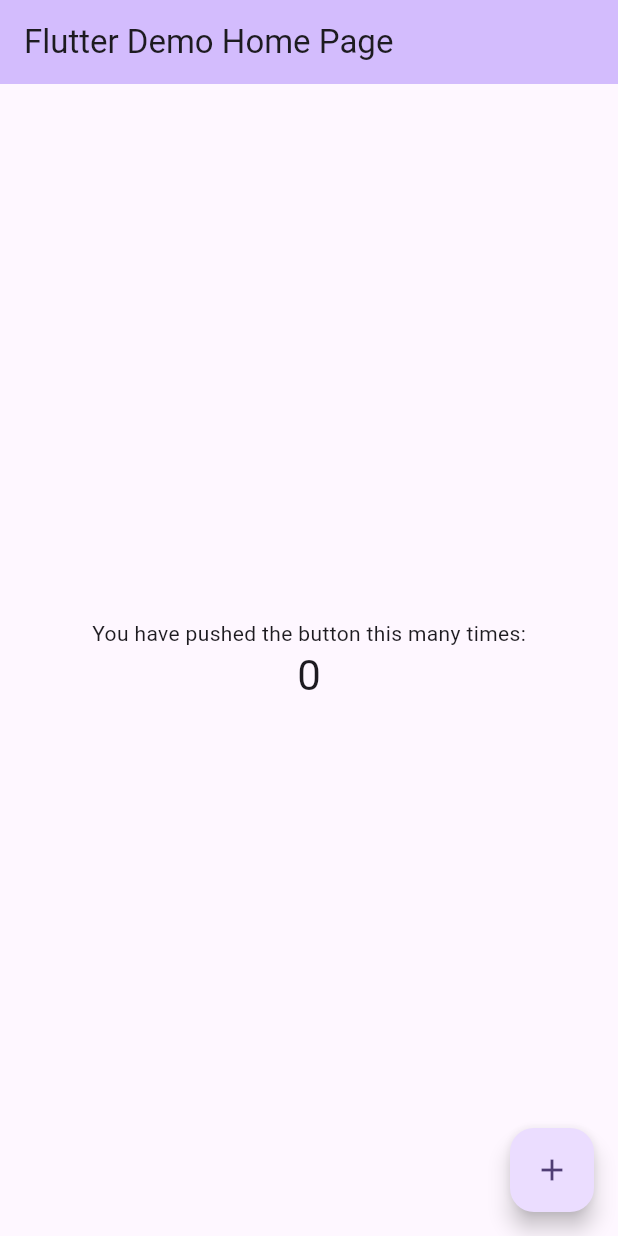
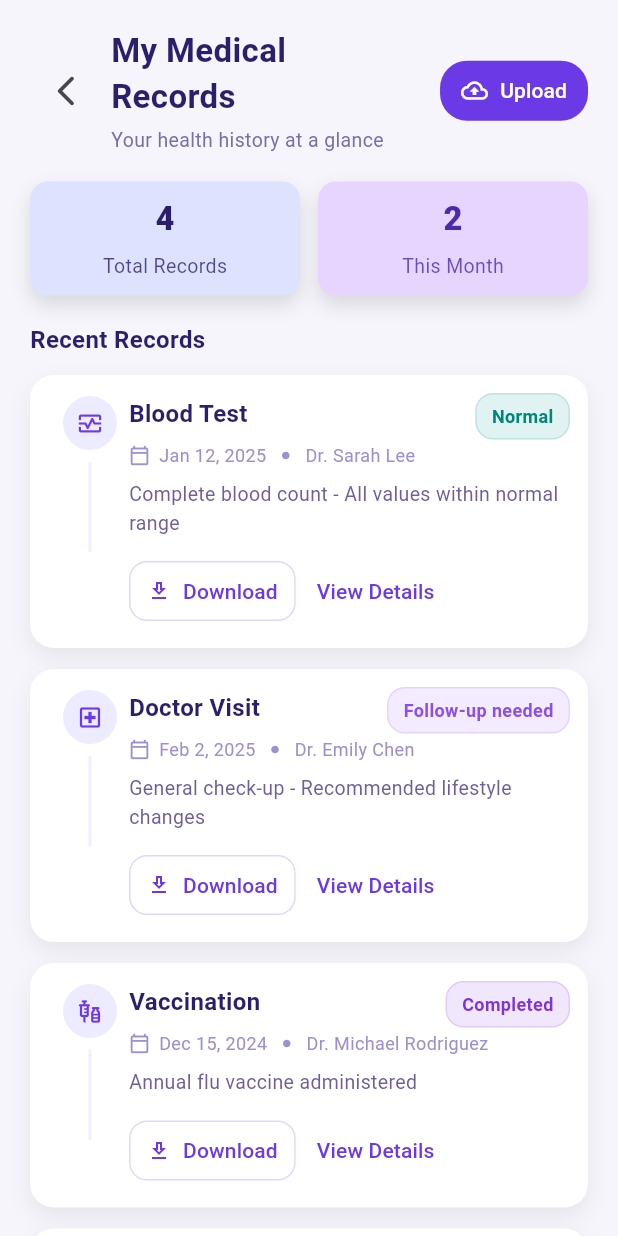
Before and after one commit to Mohamed8Zanaty/Last-Minute-App, a Flutter app: the screen it shows after launch, on a phone screen of 412 x 824 dp. Run offline on Flutter 3.47's test engine with Material 3 defaults, Android fonts, the light colour scheme and no system bars.

Commit message:
create medical records screen

```diff
--- a/lib/main.dart
+++ b/lib/main.dart
@@ -1,122 +1,16 @@
 import 'package:flutter/material.dart';
+import 'screens/medical_records_page.dart';
 
-void main() {
-  runApp(const MyApp());
-}
+void main() => runApp(const MyApp());
 
 class MyApp extends StatelessWidget {
   const MyApp({super.key});
 
-  // This widget is the root of your application.
   @override
   Widget build(BuildContext context) {
     return MaterialApp(
-      title: 'Flutter Demo',
-      theme: ThemeData(
-        // This is the theme of your application.
-        //
-        // TRY THIS: Try running your application with "flutter run". You'll see
-        // the application has a purple toolbar. Then, without quitting the app,
-        // try changing the seedColor in the colorScheme below to Colors.green
-        // and then invoke "hot reload" (save your changes or press the "hot
-        // reload" button in a Flutter-supported IDE, or press "r" if you used
-        // the command line to start the app).
-        //
-        // Notice that the counter didn't reset back to zero; the application
-        // state is not lost during the reload. To reset the state, use hot
-        // restart instead.
-        //
-        // This works for code too, not just values: Most code changes can be
-        // tested with just a hot reload.
-        colorScheme: ColorScheme.fromSeed(seedColor: Colors.deepPurple),
-      ),
-      home: const MyHomePage(title: 'Flutter Demo Home Page'),
+      debugShowCheckedModeBanner: false,
+      home: const MedicalRecordsPage(),
     );
   }
 }
-
-class MyHomePage extends StatefulWidget {
-  const MyHomePage({super.key, required this.title});
-
-  // This widget is the home page of your application. It is stateful, meaning
-  // that it has a State object (defined below) that contains fields that affect
-  // how it looks.
-
-  // This class is the configuration for the state. It holds the values (in this
-  // case the title) provided by the parent (in this case the App widget) and
-  // used by the build method of the State. Fields in a Widget subclass are
-  // always marked "final".
-
-  final String title;
-
-  @override
-  State<MyHomePage> createState() => _MyHomePageState();
-}
-
-class _MyHomePageState extends State<MyHomePage> {
-  int _counter = 0;
-
-  void _incrementCounter() {
-    setState(() {
-      // This call to setState tells the Flutter framework that something has
-      // changed in this State, which causes it to rerun the build method below
-      // so that the display can reflect the updated values. If we changed
-      // _counter without calling setState(), then the build method would not be
-      // called again, and so nothing would appear to happen.
-      _counter++;
-    });
-  }
-
-  @override
-  Widget build(BuildContext context) {
-    // This method is rerun every time setState is called, for instance as done
-    // by the _incrementCounter method above.
-    //
-    // The Flutter framework has been optimized to make rerunning build methods
-    // fast, so that you can just rebuild anything that needs updating rather
-    // than having to individually change instances of widgets.
-    return Scaffold(
-      appBar: AppBar(
-        // TRY THIS: Try changing the color here to a specific color (to
-        // Colors.amber, perhaps?) and trigger a hot reload to see the AppBar
-        // change color while the other colors stay the same.
-        backgroundColor: Theme.of(context).colorScheme.inversePrimary,
-        // Here we take the value from the MyHomePage object that was created by
-        // the App.build method, and use it to set our appbar title.
-        title: Text(widget.title),
-      ),
-      body: Center(
-        // Center is a layout widget. It takes a single child and positions it
-        // in the middle of the parent.
-        child: Column(
-          // Column is also a layout widget. It takes a list of children and
-          // arranges them vertically. By default, it sizes itself to fit its
-          // children horizontally, and tries to be as tall as its parent.
-          //
-          // Column has various properties to control how it sizes itself and
-          // how it positions its children. Here we use mainAxisAlignment to
-          // center the children vertically; the main axis here is the vertical
-          // axis because Columns are vertical (the cross axis would be
-          // horizontal).
-          //
-          // TRY THIS: Invoke "debug painting" (choose the "Toggle Debug Paint"
-          // action in the IDE, or press "p" in the console), to see the
-          // wireframe for each widget.
-          mainAxisAlignment: MainAxisAlignment.center,
-          children: <Widget>[
-            const Text('You have pushed the button this many times:'),
-            Text(
-              '$_counter',
-              style: Theme.of(context).textTheme.headlineMedium,
-            ),
-          ],
-        ),
-      ),
-      floatingActionButton: FloatingActionButton(
-        onPressed: _incrementCounter,
-        tooltip: 'Increment',
-        child: const Icon(Icons.add),
-      ), // This trailing comma makes auto-formatting nicer for build methods.
-    );
-  }
-}
--- /dev/null
+++ b/lib/screens/medical_records_page.dart
@@ -0,0 +1,490 @@
+// lib/medical_records_page.dart
+// This is a single-file Flutter page widget for the "My Medical Records" UI.
+// Save this file as lib/medical_records_page.dart and import it from main.dart.
+
+import 'package:flutter/material.dart';
+
+class MedicalRecordsPage extends StatelessWidget {
+  const MedicalRecordsPage({super.key});
+
+  final Color _primary = const Color(0xFF6C39E6);
+
+  @override
+  Widget build(BuildContext context) {
+    return Scaffold(
+      backgroundColor: const Color(0xFFF6F5FB),
+      body: SafeArea(
+        child: SingleChildScrollView(
+          padding: const EdgeInsets.symmetric(horizontal: 20, vertical: 18),
+          child: Column(
+            crossAxisAlignment: CrossAxisAlignment.start,
+            children: [
+              // Header row
+              Row(
+                crossAxisAlignment: CrossAxisAlignment.center,
+                children: [
+                  IconButton(
+                    icon: const Icon(Icons.arrow_back_ios_new_rounded),
+                    onPressed: () {},
+                  ),
+                  const SizedBox(width: 6),
+                  Expanded(
+                    child: Column(
+                      crossAxisAlignment: CrossAxisAlignment.start,
+                      children: const [
+                        Text(
+                          'My Medical\nRecords',
+                          style: TextStyle(
+                            fontSize: 22,
+                            fontWeight: FontWeight.w700,
+                            color: Color(0xFF2B1E6B),
+                          ),
+                        ),
+                        SizedBox(height: 4),
+                        Text(
+                          'Your health history at a glance',
+                          style: TextStyle(
+                            fontSize: 13,
+                            color: Color(0xFF7B6FA8),
+                          ),
+                        ),
+                      ],
+                    ),
+                  ),
+                  ElevatedButton.icon(
+                    onPressed: () {},
+                    icon: const Icon(Icons.cloud_upload_outlined, size: 18),
+                    label: const Text('Upload'),
+                    style: ElevatedButton.styleFrom(
+                      elevation: 0,
+                      padding: const EdgeInsets.symmetric(horizontal: 14, vertical: 10),
+                      backgroundColor: Color(0xFF6C39E6),
+                      foregroundColor: Colors.white,
+                      shape: RoundedRectangleBorder(
+                        borderRadius: BorderRadius.circular(18),
+                      ),
+                    ),
+                  ),
+                ],
+              ),
+              const SizedBox(height: 18),
+
+              // Stat boxes
+              Row(
+                children: [
+                  Expanded(
+                    child: _StatBox(
+                      value: '4',
+                      label: 'Total Records',
+                      color: const Color(0xFFDDE3FF),
+                      textColor: const Color(0xFF2B1E6B),
+                    ),
+                  ),
+                  const SizedBox(width: 12),
+                  Expanded(
+                    child: _StatBox(
+                      value: '2',
+                      label: 'This Month',
+                      color: const Color(0xFFE7D5FF),
+                      textColor: const Color(0xFF4A2BAC),
+                    ),
+                  ),
+                ],
+              ),
+
+              const SizedBox(height: 18),
+
+              const Text(
+                'Recent Records',
+                style: TextStyle(
+                  fontSize: 16,
+                  fontWeight: FontWeight.w700,
+                  color: Color(0xFF2B1E6B),
+                ),
+              ),
+
+              const SizedBox(height: 12),
+
+              // Cards list
+              Column(
+                children: const [
+                  MedicalRecordCard(
+                    title: 'Blood Test',
+                    date: 'Jan 12, 2025',
+                    doctor: 'Dr. Sarah Lee',
+                    note: 'Complete blood count - All values within normal range',
+                    statusText: 'Normal',
+                    statusColor: Colors.teal,
+                  ),
+                  SizedBox(height: 14),
+                  MedicalRecordCard(
+                    title: 'Doctor Visit',
+                    date: 'Feb 2, 2025',
+                    doctor: 'Dr. Emily Chen',
+                    note: 'General check-up - Recommended lifestyle changes',
+                    statusText: 'Follow-up needed',
+                    statusColor: Color(0xFF9B59FF),
+                  ),
+                  SizedBox(height: 14),
+                  MedicalRecordCard(
+                    title: 'Vaccination',
+                    date: 'Dec 15, 2024',
+                    doctor: 'Dr. Michael Rodriguez',
+                    note: 'Annual flu vaccine administered',
+                    statusText: 'Completed',
+                    statusColor: Color(0xFF8F3AED),
+                  ),
+                  SizedBox(height: 14),
+                  MedicalRecordCard(
+                    title: 'X-Ray Chest',
+                    date: 'Nov 28, 2024',
+                    doctor: 'Dr. Omar Hassan',
+                    note: 'Chest X-ray - No abnormalities detected',
+                    statusText: 'Normal',
+                    statusColor: Colors.teal,
+                  ),
+                ],
+              ),
+
+              const SizedBox(height: 22),
+
+              // Emergency Access card
+              Container(
+                width: double.infinity,
+                padding: const EdgeInsets.symmetric(horizontal: 16, vertical: 18),
+                decoration: BoxDecoration(
+                  color: _primary,
+                  borderRadius: BorderRadius.circular(16),
+                  boxShadow: [
+                    BoxShadow(
+                      color: _primary.withOpacity(0.25),
+                      blurRadius: 16,
+                      offset: const Offset(0, 8),
+                    )
+                  ],
+                ),
+                child: Row(
+                  children: [
+                    Container(
+                      padding: const EdgeInsets.all(10),
+                      decoration: BoxDecoration(
+                        color: Colors.white.withOpacity(0.12),
+                        borderRadius: BorderRadius.circular(12),
+                      ),
+                      child: const Icon(
+                        Icons.description_outlined,
+                        size: 28,
+                        color: Colors.white,
+                      ),
+                    ),
+                    const SizedBox(width: 12),
+                    Expanded(
+                      child: Column(
+                        crossAxisAlignment: CrossAxisAlignment.start,
+                        children: const [
+                          Text(
+                            'Emergency Access',
+                            style: TextStyle(
+                              color: Colors.white,
+                              fontWeight: FontWeight.w700,
+                              fontSize: 16,
+                            ),
+                          ),
+                          SizedBox(height: 4),
+                          Text(
+                            'Quick access to critical medical information',
+                            style: TextStyle(
+                              color: Colors.white70,
+                              fontSize: 13,
+                            ),
+                          ),
+                        ],
+                      ),
+                    ),
+                    ElevatedButton(
+                      onPressed: () {},
+                      style: ElevatedButton.styleFrom(
+                        backgroundColor: Colors.white,
+                        foregroundColor: _primary,
+                        elevation: 0,
+                        shape: RoundedRectangleBorder(borderRadius: BorderRadius.circular(12)),
+                      ),
+                      child: const Text('Access'),
+                    )
+                  ],
+                ),
+              ),
+
+              const SizedBox(height: 22),
+            ],
+          ),
+        ),
+      ),
+    );
+  }
+}
+
+class _StatBox extends StatelessWidget {
+  final String value;
+  final String label;
+  final Color color;
+  final Color textColor;
+
+  const _StatBox({
+    Key? key,
+    required this.value,
+    required this.label,
+    required this.color,
+    required this.textColor,
+  }) : super(key: key);
+
+  @override
+  Widget build(BuildContext context) {
+    // small fixed height to avoid tiny overflows; adjust if needed
+    return Container(
+      height: 76,
+      padding: const EdgeInsets.symmetric(horizontal: 14, vertical: 10),
+      decoration: BoxDecoration(
+        color: color,
+        borderRadius: BorderRadius.circular(12),
+        boxShadow: const [
+          BoxShadow(
+            color: Colors.black12,
+            offset: Offset(0, 6),
+            blurRadius: 10,
+          )
+        ],
+      ),
+      child: Column(
+        crossAxisAlignment: CrossAxisAlignment.center,
+        children: [
+          // make the big number scale down instead of overflowing
+          Expanded(
+            child: Align(
+              alignment: Alignment.center,
+              child: FittedBox(
+                fit: BoxFit.scaleDown,
+                alignment: Alignment.centerLeft,
+                child: Text(
+                  value,
+                  style: TextStyle(
+                    color: textColor,
+                    fontSize: 26,
+                    fontWeight: FontWeight.w800,
+                  ),
+                ),
+              ),
+            ),
+          ),
+          const SizedBox(height: 6),
+          Text(
+            label,
+            maxLines: 2,
+            overflow: TextOverflow.ellipsis,
+            style: TextStyle(
+              color: textColor.withOpacity(0.8),
+              fontSize: 13,
+            ),
+          ),
+        ],
+      ),
+    );
+  }
+}
+
+class MedicalRecordCard extends StatelessWidget {
+  final String title;
+  final String date;
+  final String doctor;
+  final String note;
+  final String statusText;
+  final Color statusColor;
+
+  const MedicalRecordCard({
+    Key? key,
+    required this.title,
+    required this.date,
+    required this.doctor,
+    required this.note,
+    required this.statusText,
+    required this.statusColor,
+  }) : super(key: key);
+
+  @override
+  Widget build(BuildContext context) {
+    final primary = const Color(0xFF6C39E6);
+    return Container(
+      decoration: BoxDecoration(
+        color: Colors.white,
+        borderRadius: BorderRadius.circular(16),
+        boxShadow: const [
+          BoxShadow(color: Color(0x11000000), blurRadius: 12, offset: Offset(0, 6))
+        ],
+      ),
+      child: Stack(
+        children: [
+          Padding(
+            padding: const EdgeInsets.fromLTRB(14, 14, 14, 14),
+            child: Row(
+              crossAxisAlignment: CrossAxisAlignment.start,
+              children: [
+                // Left timeline icon + line
+                SizedBox(
+                  width: 52,
+                  child: Column(
+                    children: [
+                      CircleAvatar(
+                        radius: 18,
+                        backgroundColor: const Color(0xFFEDEBFF),
+                        child: Icon(
+                          _iconForTitle(title),
+                          color: const Color(0xFF6C39E6),
+                          size: 18,
+                        ),
+                      ),
+                      const SizedBox(height: 8),
+                      Container(
+                        width: 2,
+                        height: 60,
+                        color: const Color(0xFFF0EFFF),
+                      )
+                    ],
+                  ),
+                ),
+
+                // Content
+                Expanded(
+                  child: Column(
+                    crossAxisAlignment: CrossAxisAlignment.start,
+                    children: [
+                      Row(
+                        children: [
+                          Expanded(
+                            child: Text(title,
+                                style: const TextStyle(
+                                    fontSize: 16,
+                                    fontWeight: FontWeight.w700,
+                                    color: Color(0xFF2B1E6B))),
+                          ),
+                          const SizedBox(width: 8),
+                        ],
+                      ),
+                      const SizedBox(height: 8),
+                      Row(
+                        children: [
+                          const Icon(Icons.calendar_today_outlined, size: 14, color: Color(0xFF9E8FCF)),
+                          const SizedBox(width: 6),
+                          Text(date, style: const TextStyle(color: Color(0xFF9E8FCF), fontSize: 12)),
+                          const SizedBox(width: 10),
+                          const Icon(Icons.circle, size: 6, color: Color(0xFF9E8FCF)),
+                          const SizedBox(width: 10),
+                          Expanded(
+                            child: Text(doctor, style: const TextStyle(color: Color(0xFF9E8FCF), fontSize: 12)),
+                          ),
+                        ],
+                      ),
+                      const SizedBox(height: 8),
+                      Text(note, style: const TextStyle(fontSize: 13, color: Color(0xFF6F5E9B))),
+                      const SizedBox(height: 12),
+                      Row(
+                        children: [
+                          OutlinedButton.icon(
+                            onPressed: () {},
+                            icon: const Icon(Icons.download_outlined, size: 16),
+                            label: const Text('Download'),
+                            style: OutlinedButton.styleFrom(
+                              padding: const EdgeInsets.symmetric(horizontal: 12, vertical: 8),
+                              shape: RoundedRectangleBorder(borderRadius: BorderRadius.circular(12)),
+                              foregroundColor: primary,
+                              side: BorderSide(color: primary.withOpacity(0.2)),
+                            ),
+                          ),
+                          const SizedBox(width: 8),
+                          TextButton(
+                            onPressed: () {},
+                            child: const Text('View Details'),
+                            style: TextButton.styleFrom(
+                              foregroundColor: Color(0xFF6C39E6),
+                              padding: const EdgeInsets.symmetric(horizontal: 6),
+                            ),
+                          )
+                        ],
+                      ),
+                    ],
+                  ),
+                ),
+              ],
+            ),
+          ),
+
+          // Status chip top-right
+          Positioned(
+            right: 12,
+            top: 12,
+            child: Container(
+              padding: const EdgeInsets.symmetric(horizontal: 10, vertical: 6),
+              decoration: BoxDecoration(
+                color: statusColor.withOpacity(0.12),
+                borderRadius: BorderRadius.circular(12),
+                border: Border.all(color: statusColor.withOpacity(0.16)),
+              ),
+              child: Text(
+                statusText,
+                style: TextStyle(
+                  color: statusColor.darken(0.1),
+                  fontSize: 12,
+                  fontWeight: FontWeight.w700,
+                ),
+              ),
+            ),
+          ),
+        ],
+      ),
+    );
+  }
+
+  IconData _iconForTitle(String t) {
+    final lower = t.toLowerCase();
+    if (lower.contains('blood')) return Icons.monitor_heart_outlined;
+    if (lower.contains('doctor')) return Icons.local_hospital_outlined;
+    if (lower.contains('vacc')) return Icons.vaccines_outlined;
+    if (lower.contains('x-ray') || lower.contains('xray')) return Icons.image_outlined;
+    return Icons.description_outlined;
+  }
+}
+
+// Small extension to slightly darken a color for text inside chips.
+extension ColorUtils on Color {
+  Color darken([double amount = .1]) {
+    assert(amount >= 0 && amount <= 1);
+    final f = 1 - amount;
+    return Color.fromARGB(
+      alpha,
+      (red * f).round(),
+      (green * f).round(),
+      (blue * f).round(),
+    );
+  }
+}
+
+/*
+  How to run from main.dart:
+
+  // lib/main.dart
+  import 'package:flutter/material.dart';
+  import 'medical_records_page.dart';
+
+  void main() => runApp(const MyApp());
+
+  class MyApp extends StatelessWidget {
+    const MyApp({super.key});
+
+    @override
+    Widget build(BuildContext context) {
+      return MaterialApp(
+        debugShowCheckedModeBanner: false,
+        home: const MedicalRecordsPage(),
+      );
+    }
+  }
+*/
```
